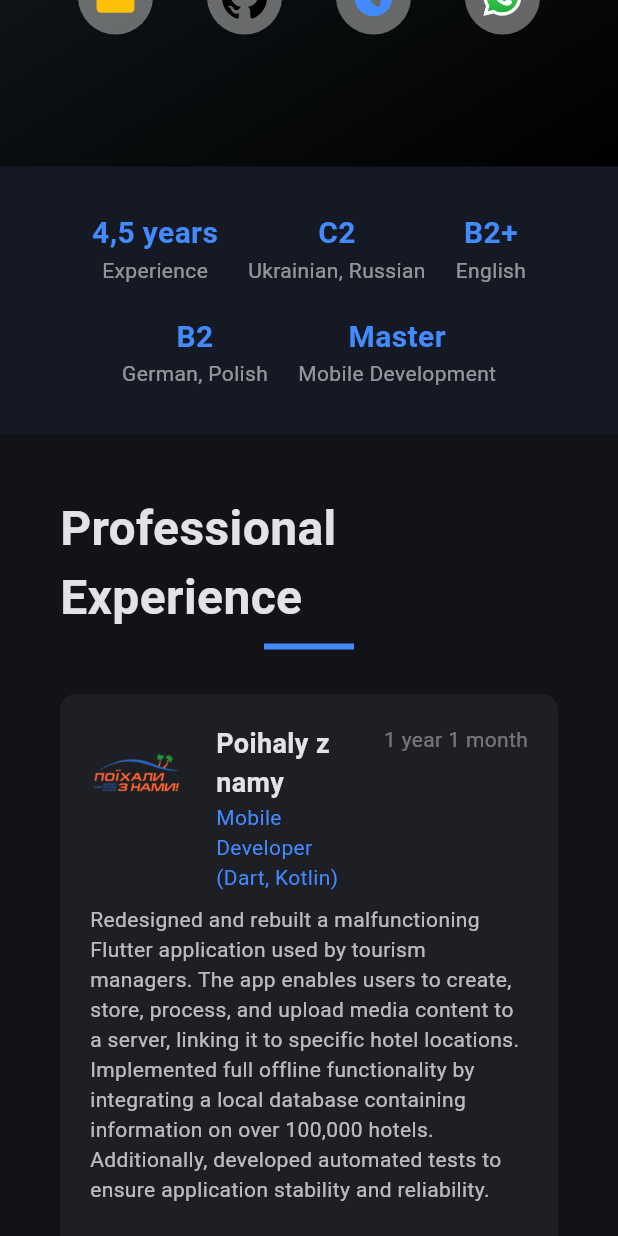
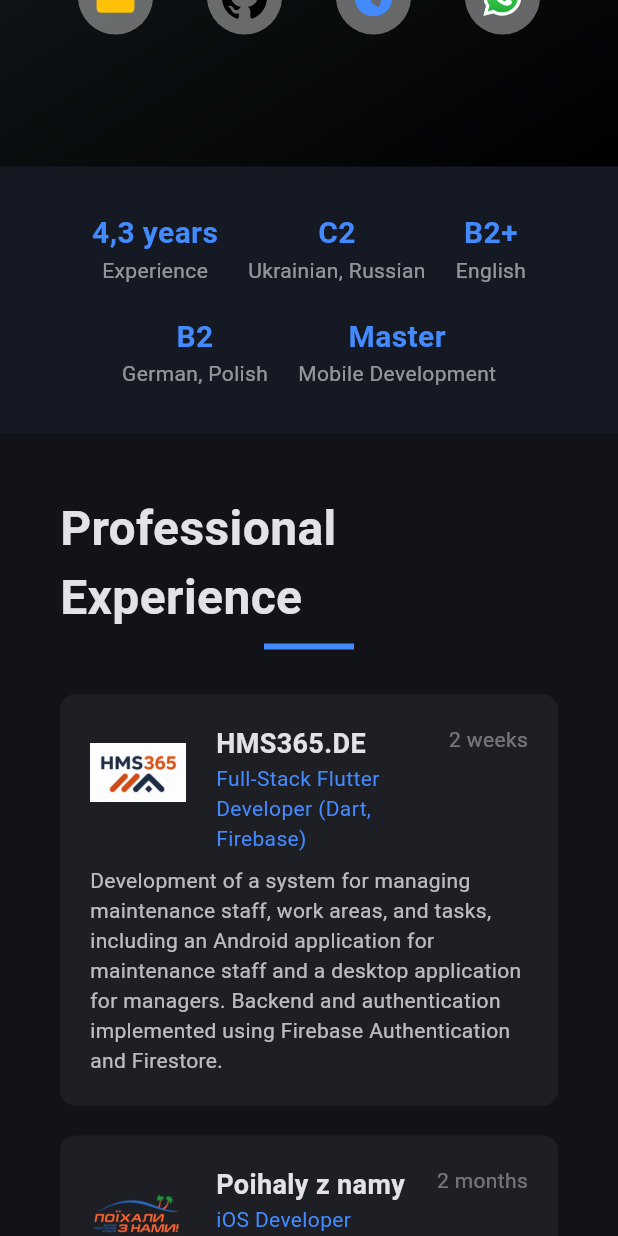
Before and after one commit to Prostaman/my_web_page, a Flutter app: the screen it shows after launch, scrolled down 576 dp, on a phone screen of 412 x 824 dp. Run offline on Flutter 3.47's test engine with Material 3 defaults, Android fonts, the phone set to English and light mode, and no system bars; our stand-ins replace flutter_svg.

Commit message:
content: update experience and skills with latest roles

```diff
--- a/lib/data/sources/experience_list.dart
+++ b/lib/data/sources/experience_list.dart
@@ -2,6 +2,24 @@ import '../../domain/entities/expirience/company_app_entity.dart';
 import '../../domain/entities/expirience/experience_entity.dart';
 
 const List<ExperienceEntity> experienceList = [
+  ExperienceEntity(
+    company: 'HMS365.DE',
+    role: 'Full-Stack Flutter Developer (Dart, Firebase)',
+    period: '2 weeks',
+    companyIcon: 'assets/icons/companies/hsm365.png',
+    companyUrl: 'http://www.hausmeisterservice365.de',
+    desc:
+        'Development of a system for managing maintenance staff, work areas, and tasks, including an Android application for maintenance staff and a desktop application for managers. Backend and authentication implemented using Firebase Authentication and Firestore.',
+  ),
+  ExperienceEntity(
+    company: 'Poihaly z namy',
+    role: 'iOS Developer (Swift)',
+    period: '2 months',
+    companyIcon: 'assets/icons/companies/psn_icon.png',
+    companyUrl: 'https://www.poehalisnami.ua/',
+    desc:
+        'Developing an iOS app using WKWebView to integrate a web-based CRM system.',
+  ),
   ExperienceEntity(
     company: 'Poihaly z namy',
     role: 'Mobile Developer (Dart, Kotlin)',
@@ -24,7 +42,7 @@ const List<ExperienceEntity> experienceList = [
   ExperienceEntity(
     company: 'Initium Group',
     role: 'Android Developer (Kotlin)',
-    period: '2 years 7 months',
+    period: '2 years 6 months',
     companyIcon: 'assets/icons/companies/initium_icon.png',
     companyUrl: 'http://initium-group.biz/',
     desc:
--- a/lib/data/sources/skills_list.dart
+++ b/lib/data/sources/skills_list.dart
@@ -40,6 +40,7 @@ const List<SkillEntity> skillsList = [
     assetPath: 'assets/icons/skills/flutter_logo.png',
     technologies: [
       'BLoC',
+      'Riverpod',
       'WebView',
       'CustomTabs',
       'SQFlite',
@@ -73,9 +74,9 @@ const List<SkillEntity> skillsList = [
       'Google Analytics',
       'Crashlytics',
       'Remote Config',
-      'Cloud Firestore',
+      'Firestore',
       'Realtime Database',
-      'Cloud Storage',
+      'Firebase Auth',
       'App Distribution',
       'Cloud Messaging (FCM)',
       'Hosting',
--- a/lib/presentation/statistics_bar/statistics_bar.dart
+++ b/lib/presentation/statistics_bar/statistics_bar.dart
@@ -19,7 +19,7 @@ class StatisticsBar extends StatelessWidget {
           spacing: isMobile ? 20 : 40,
           runSpacing: 20,
           children: [
-            const StatItem(value: '4,5 years', label: 'Experience'),
+            const StatItem(value: '4,3 years', label: 'Experience'),
             if (!isMobile) _buildDivider(),
             const StatItem(value: 'C2', label: 'Ukrainian, Russian'),
             if (!isMobile) _buildDivider(),
```
Also changed, not shown: assets/icons/companies/hsm365.png (added), pubspec.lock, 1 other file.
